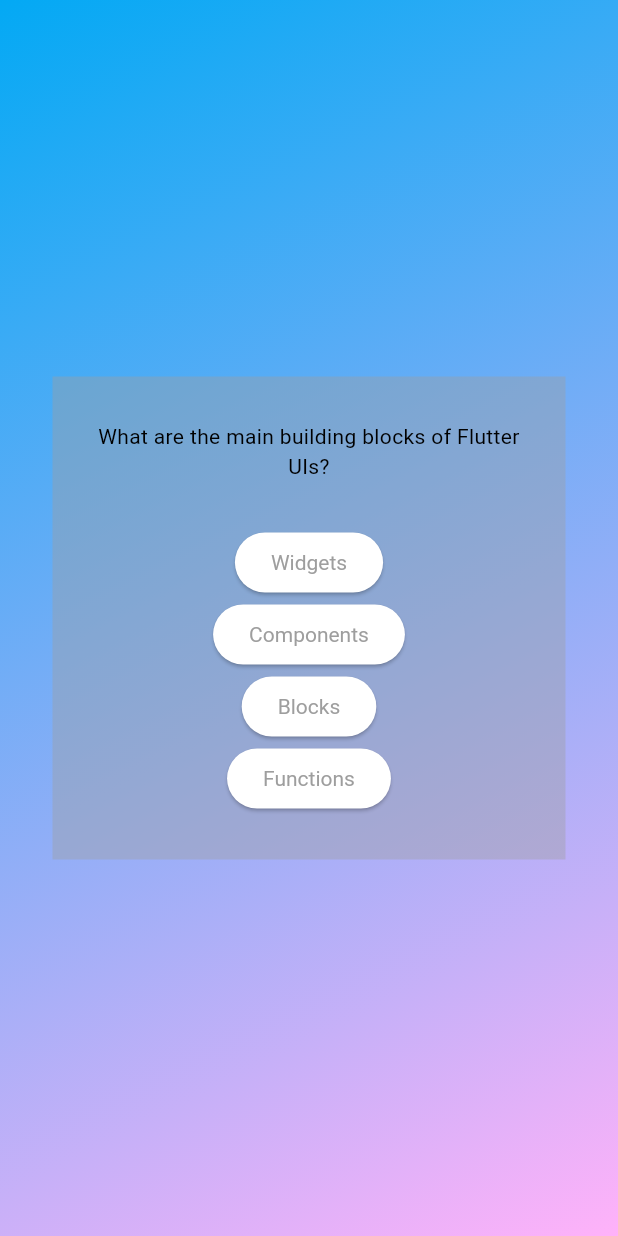
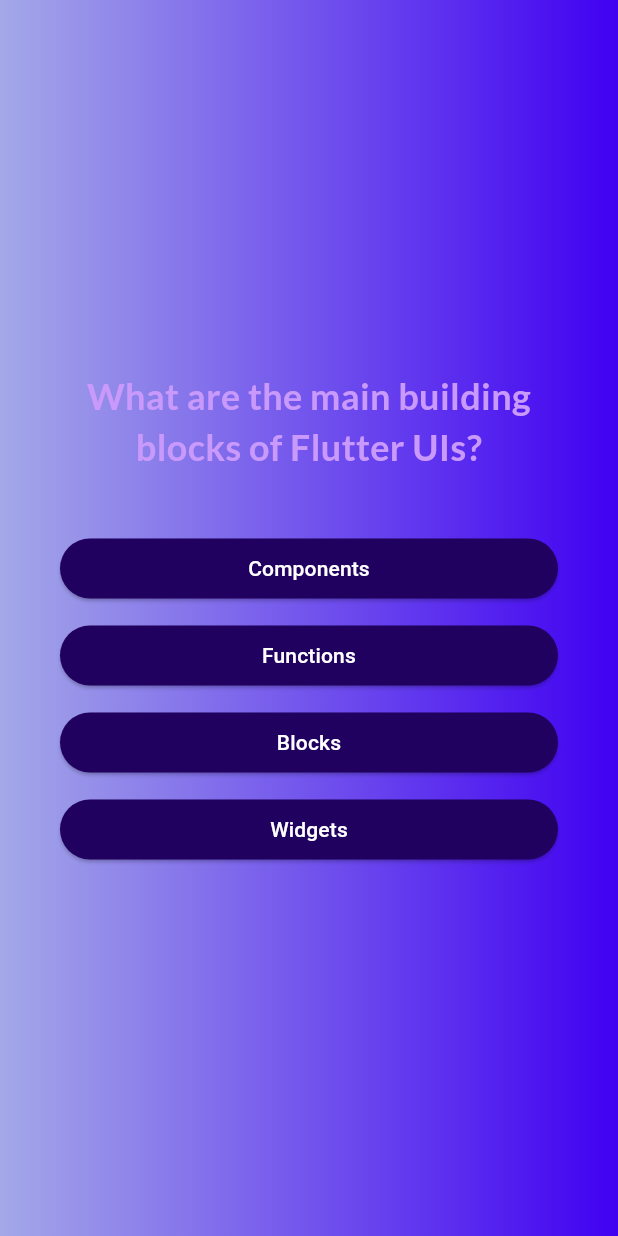
Before and after one commit to kanyaphon4115/QuizzApp, a Flutter app: the screen it shows after launch, after a tap on "Start Quiz", on a phone screen of 412 x 824 dp. Run offline on Flutter 3.47's test engine with Material 3 defaults, Android fonts, the phone set to English and light mode, and no system bars; our stand-ins replace google_fonts.

Commit message:
Add files via upload

```diff
--- a/lib/answer_button.dart
+++ b/lib/answer_button.dart
@@ -1,17 +1,36 @@
 import 'package:flutter/material.dart';
 
 class AnswerButton extends StatelessWidget {
-  const AnswerButton(this.answerOption,{super.key});
+// Suggested code may be subject to a license. Learn more: ~LicenseLog:3777118892.
+  const AnswerButton({
+    super.key,
+    required this.answer,
+    required this.onTap,
+  });
 
-  final String answerOption;
+  final String answer;
+  final void Function() onTap;
+
   @override
   Widget build(BuildContext context) {
-    return ElevatedButton(
-      onPressed: () {},
-      style: ElevatedButton.styleFrom(
-          textStyle: const TextStyle(color: Colors.black),
-          backgroundColor: Colors.white, foregroundColor: Colors.grey),
-      child: Text(answerOption),
+    return Column(
+      children: [
+        const SizedBox(height: 10),
+        SizedBox(
+          width: double.infinity,
+          child: ElevatedButton(
+            onPressed: onTap,
+            style: ElevatedButton.styleFrom(
+              backgroundColor: const Color.fromARGB(255, 33, 1, 95),
+              foregroundColor: Colors.white,
+              shape: RoundedRectangleBorder(
+                borderRadius: BorderRadius.circular(20),
+              ),
+            ),
+            child: Text(answer, textAlign: TextAlign.center,),
+          ),
+        ),
+      ],
     );
   }
 }
--- /dev/null
+++ b/lib/data/quizz.dart
@@ -0,0 +1,58 @@
+import 'package:myapp/model/quiz_mod.dart';
+
+var questions = [
+  QuizModel(
+    'What are the main building blocks of Flutter UIs?',
+    [
+      'Widgets',
+      'Components',
+      'Blocks',
+      'Functions',
+    ],
+  ),
+  QuizModel(
+    'How are Flutter UIs built?',
+    [
+      'By combining widgets in code',
+      'By combining widgets in a visual editor',
+      'By defining widgets in config files',
+      'By using XCode for iOS and Android Studio for Android',
+    ],
+  ),
+  QuizModel(
+    'Which widget should you try to use more often: StatelessWidget or StatefulWidget?',
+    [
+      'StatelessWidget',
+      'StatefulWidget',
+      'Both are equally good',
+      'None of the above',
+    ],
+  ),
+  QuizModel(
+    'What happens if you change data in a StatelessWidget?',
+    [
+      'The UI is not updated',
+      'The UI is updated',
+      'The closest StatefulWidget is updated',
+      'Any nested StatefulWidgets are updated',
+    ],
+  ),
+  QuizModel(
+    'What\'s the purpose of a StatefulWidget?',
+    [
+      'Update UI as data changes',
+      'Update data as UI changes',
+      'Ignore data changes',
+      'Render UI that does not depend on data',
+    ],
+  ),
+  QuizModel(
+    'How should you update data inside of StatefulWidgets?',
+    [
+      'By calling setState();',
+      'By calling updateData();',
+      'By calling updateUI();',
+      'By calling updateState();',
+    ],
+  ),
+];
--- a/lib/main.dart
+++ b/lib/main.dart
@@ -1,19 +1,28 @@
 import 'package:flutter/material.dart';
+import 'package:myapp/questions_screen.dart';
 import 'package:myapp/start_screen.dart';
 
-var startAlignment = Alignment.topLeft;
-var endAlignment = Alignment.bottomRight;
 void main() {
-  runApp(MaterialApp(
+  runApp(MyApp());
+}
+class MyApp extends StatelessWidget {
+  const MyApp({super.key});
+
+  @override
+  Widget build(BuildContext context) {
+    return MaterialApp(
       home: Scaffold(
-          body: Container(
-    decoration: BoxDecoration(
-          gradient: LinearGradient(
-            colors: const [Colors.lightBlue, Color.fromARGB(255, 255, 178, 249)],
-            begin: startAlignment,
-            end: endAlignment,
+        body: Container(
+            decoration: const BoxDecoration(
+              gradient: LinearGradient(
+                colors: [
+                  Color.fromARGB(255, 4, 16, 255),
+                  Color.fromARGB(255, 75, 248, 230)
+                ],
+              ),
+            ),
+            child: const StartScreen()),
       ),
-    ),
-    child: const StartScreen()
-  ))));
+    );
+  }
 }
--- /dev/null
+++ b/lib/model/quiz_mod.dart
@@ -0,0 +1,15 @@
+class QuizModel {
+  String question;
+  List<String> answers;
+
+  QuizModel(this.question, this.answers);
+
+  List<String> getShuffledAnswers() {
+
+    final shuffledAnswers = List.of(answers);
+
+    shuffledAnswers.shuffle();
+
+    return shuffledAnswers;
+  }
+}
--- a/lib/questions_screen.dart
+++ b/lib/questions_screen.dart
@@ -1,9 +1,8 @@
 import 'package:flutter/material.dart';
 import 'package:myapp/answer_button.dart';
-import 'package:myapp/data/quiz.dart';
-
-var startAlignment = Alignment.topLeft;
-var endAlignment = Alignment.bottomRight;
+import 'package:myapp/data/quizz.dart';
+import 'package:google_fonts/google_fonts.dart';
+import 'package:myapp/result_screen.dart';
 
 class QuestionsScreen extends StatefulWidget {
   const QuestionsScreen({super.key});
@@ -15,45 +14,64 @@ class QuestionsScreen extends StatefulWidget {
 }
 
 class _QuestionsScreenState extends State<QuestionsScreen> {
-  final currentQuestion = question[0];
+  int currentQuestionIndex = 0;
+
+  final List<String> selectedAnswers = [];
+  void answerQuestion(String selectedAnswer) {
+    setState(() {
+      selectedAnswers.add(selectedAnswer);
+      if (currentQuestionIndex < questions.length - 1) {
+        currentQuestionIndex++;
+      } else {
+        Navigator.push(
+          context,
+          MaterialPageRoute(
+            builder: (context) => ResultScreen(selectAnswers: selectedAnswers),
+          ),
+        );
+      }
+    });
+  }
 
   @override
   Widget build(BuildContext context) {
+    final currentQuestion = questions[currentQuestionIndex];
     return MaterialApp(
       home: Scaffold(
         body: Container(
-        decoration: BoxDecoration(
+          decoration: const BoxDecoration(
             gradient: LinearGradient(
-            colors: const [
-              Colors.lightBlue,
-              Color.fromARGB(255, 255, 178, 249)
+              colors: [
+                Color.fromARGB(255, 164, 168, 232),
+                Color.fromARGB(255, 64, 0, 241)
               ],
-            begin: startAlignment,
-            end: endAlignment,
             ),
           ),
           child: Center(
             child: Container(
-            margin: const EdgeInsets.all(35),
-            color: Colors.grey.withOpacity(0.4),
-            padding: const EdgeInsets.all(30),
+              margin: const EdgeInsets.all(40),
               child: Column(
                 mainAxisSize: MainAxisSize.min,
                 children: [
                   Text(
                     currentQuestion.question,
-                  style: const TextStyle(color: Colors.black),
+                    style: GoogleFonts.lato(
+                        color: const Color.fromARGB(255, 201, 153, 251),
+                        fontSize: 24,
+                        fontWeight: FontWeight.bold),
                     textAlign: TextAlign.center,
                   ),
                   const SizedBox(height: 30),
-                ...currentQuestion.answers.map((answers) {
-                  return AnswerButton(answers);
+                  ...currentQuestion.getShuffledAnswers().map((answer) {
+                    return AnswerButton(
+                        answer: answer, onTap: () => answerQuestion(answer));
                   })
                 ],
               ),
             ),
           ),
         ),
-    ));
+      ),
+    );
   }
 }
--- a/lib/start_screen.dart
+++ b/lib/start_screen.dart
@@ -1,32 +1,29 @@
 import 'package:flutter/material.dart';
 import 'package:myapp/questions_screen.dart';
+import 'package:myapp/result_screen.dart';
 
 class StartScreen extends StatelessWidget {
+// Suggested code may be subject to a license. Learn more: ~LicenseLog:969563015.
   const StartScreen({super.key});
 
   @override
-  Widget build(BuildContext context) {
+  Widget build(context) {
+// Suggested code may be subject to a license. Learn more: ~LicenseLog:4239499055.
     return Center(
       child: Column(
         mainAxisSize: MainAxisSize.min,
         children: [
-          Opacity(
-            opacity: 0.6,
-            child: Image.asset(
-              'assets/images/quiz-logo.png',
+          Image.asset(
+            'assets/Images/quiz-logo.png',
             width: 300,
+            color: Colors.white.withOpacity(0.6),
           ),
-          ),
-          const SizedBox(
-            height: 30,
-          ),
+          const SizedBox(height: 30),
           const Text(
             'Learn Flutter the fun way!',
-            style: TextStyle(color: Colors.white, fontSize: 24),
+            style: TextStyle(color: Colors.white, fontSize: 15),
           ),
-          const SizedBox(
-            height: 30,
-          ),
+          const SizedBox(height: 20),
           OutlinedButton.icon(
             onPressed: () {
               Navigator.push(
@@ -36,19 +33,15 @@ class StartScreen extends StatelessWidget {
                 ),
               );
             },
-              style: OutlinedButton.styleFrom(
-                  backgroundColor: Colors.white10,
-                  foregroundColor: Colors.grey),
             icon: const Icon(
               Icons.arrow_right_alt,
               color: Colors.white,
             ),
             label: const Text(
               'Start Quiz',
-                style: TextStyle(
-                  color: Colors.white,
+              style: TextStyle(color: Colors.white, fontSize: 13),
             ),
-              ))
+          )
         ],
       ),
     );
```
Also changed, not shown: lib/result_screen.dart (added, +79 -0 lines). Lines whose indentation alone changed are shown as unchanged.
